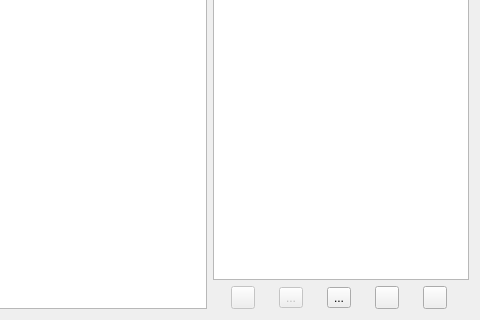
First picture: the form in qrchoice/qrcodes/reader/ui_qrcfixer.ui, repository hl037/QRChoice, before the edit; both pictures show x 720 to 1200 and y 480 to 800 of the 1200 by 800 pixel window.
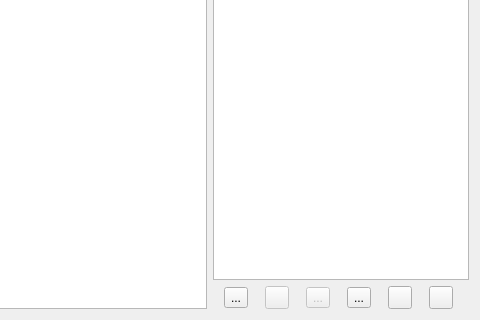
Second picture: the form after the edit. Icons and pictures are not drawn. Custom widgets are drawn as their Qt base class.

What changed in the file:
```diff
--- a/qrchoice/qrcodes/reader/ui_qrcfixer.ui
+++ b/qrchoice/qrcodes/reader/ui_qrcfixer.ui
@@ -69,6 +69,16 @@
        </item>
        <item>
         <layout class="QHBoxLayout" name="horizontalLayout_2">
+         <item>
+          <widget class="QToolButton" name="im_remove">
+           <property name="text">
+            <string>...</string>
+           </property>
+           <property name="icon">
+            <iconset theme="trash-empty"/>
+           </property>
+          </widget>
+         </item>
          <item>
           <widget class="QToolButton" name="qrc_add">
            <property name="enabled">
```
Left out of the diff: 41 changed lines with no effect on the pictures.
